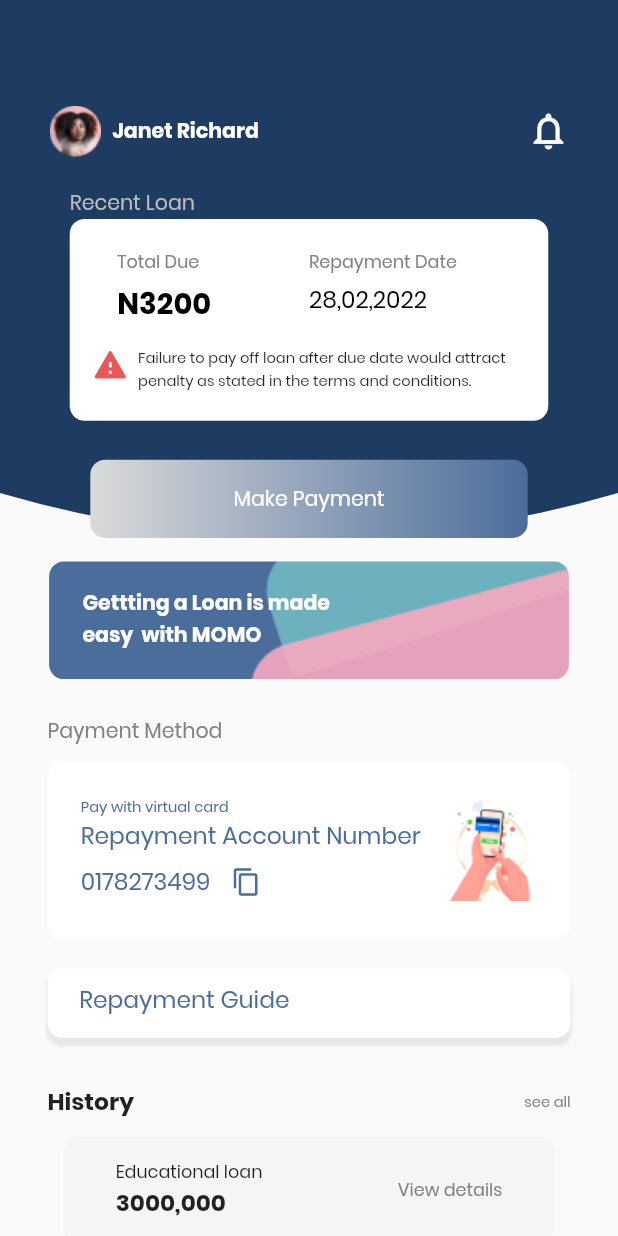
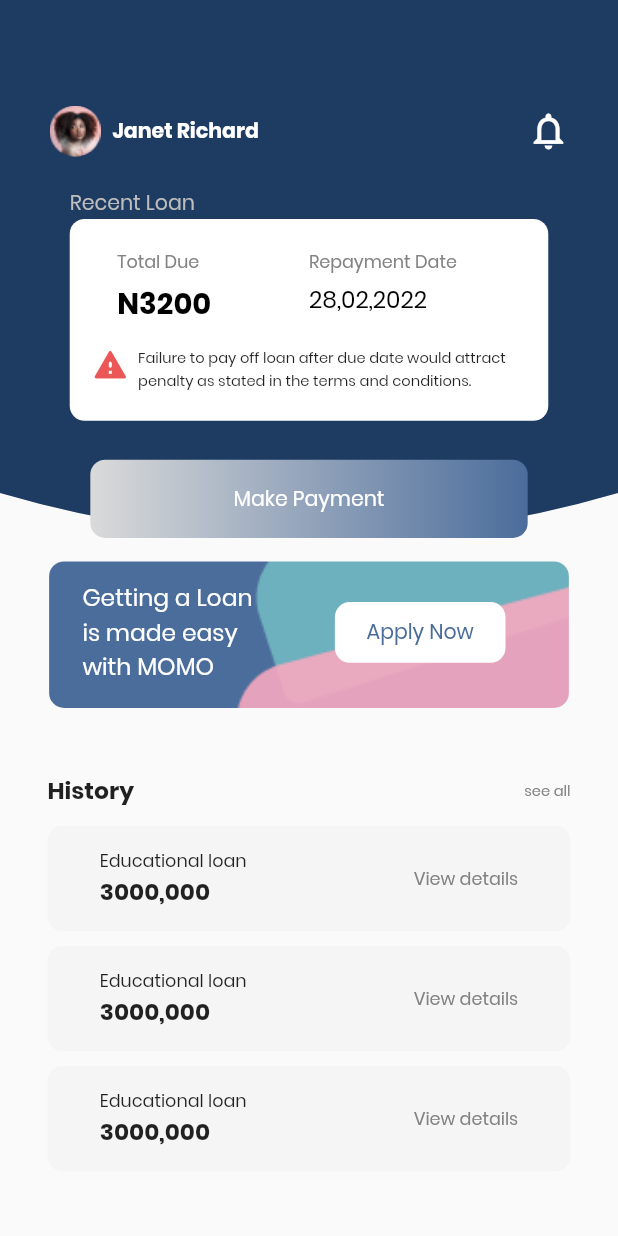
Before and after one commit to devcenterinnovation/MOMO_MobileApp, a Flutter app: the Loans screen opened directly, on a phone screen of 412 x 824 dp. Run offline on Flutter 3.47's test engine with Material 2 defaults, Android fonts, the light colour scheme and no system bars; our stand-ins replace file_picker, flutter_screenutil, flutter_svg, flutter_switch, font_awesome_flutter, get and 5 more; missing offline and left inert: dart:ffi, fluttercontactpicker; project files that could hold a hidden picture were left out.

Commit message:
changes by samuel adeniji

```diff
--- a/lib/views/loans/loans.dart
+++ b/lib/views/loans/loans.dart
@@ -250,114 +250,44 @@ class _LoansState extends State<Loans> {
                   padding: EdgeInsets.symmetric(horizontal: 31.w),
                   child: Container(
                     width: double.maxFinite,
+                    height: 100.h,
                     decoration: BoxDecoration(
                         image: const DecorationImage(
                             image: AssetImage('assets/images/Frame 62.png'),
                             fit: BoxFit.cover),
                         borderRadius: BorderRadius.circular(10)),
                     child: Padding(
-                      padding:
-                          EdgeInsets.only(top: 18.h, bottom: 18.w, left: 21.w),
+                      padding: EdgeInsets.only(
+                          top: 11.h, bottom: 14.h, left: 21.w, right: 40.w),
+                      child: Row(
+                        children: [
+                          Expanded(
                             child: CustomText(
-                        text: 'Gettting a Loan is made\neasy  with MOMO ',
+                              text: 'Getting a Loan\nis made easy\nwith MOMO ',
                               color: WHITE,
-                        fontSize: 14,
-                        fontWeight: FontWeight.w700,
+                              fontSize: 16,
                             ),
                           ),
+                          Container(
+                            decoration: BoxDecoration(
+                                color: WHITE,
+                                borderRadius: BorderRadius.circular(10)),
+                            child: Padding(
+                              padding: EdgeInsets.symmetric(
+                                  horizontal: 20.w, vertical: 10.h),
+                              child: CustomText(
+                                text: 'Apply Now',
+                                color: AppColors.mainColor,
+                                fontSize: 14,
                               ),
                             ),
-                SizedBox(height: 25.h),
-                Padding(
-                  padding: EdgeInsets.only(left: 30.w, bottom: 10.h),
-                  child: CustomText(
-                    text: 'Payment Method',
-                    color: AppColors.laon3,
-                    fontSize: 14,
-                    fontWeight: FontWeight.w400,
-                  ),
-                ),
-                Padding(
-                  padding: EdgeInsets.symmetric(horizontal: 30.w),
-                  child: Container(
-                    width: double.maxFinite,
-                    decoration: BoxDecoration(
-                        color: Colors.white,
-                        borderRadius: BorderRadius.circular(10)),
-                    child: Padding(
-                      padding:
-                          EdgeInsets.only(top: 10.h, bottom: 14.h, left: 21.w),
-                      child: Row(
-                        mainAxisAlignment: MainAxisAlignment.spaceBetween,
-                        children: [
-                          Column(
-                            crossAxisAlignment: CrossAxisAlignment.start,
-                            children: [
-                              CustomText(
-                                text: 'Pay with virtual card',
-                                color: AppColors.mainColor,
-                                fontSize: 10,
-                              ),
-                              CustomText(
-                                text: 'Repayment Account Number',
-                                fontSize: 16,
-                                color: AppColors.mainColor,
-                              ),
-                              const SizedBox(height: 8),
-                              Row(
-                                children: [
-                                  CustomText(
-                                    text: '0178273499',
-                                    fontSize: 16,
-                                    color: AppColors.mainColor,
-                                  ),
-                                  const SizedBox(width: 14),
-                                  const Icon(
-                                    Icons.content_copy_outlined,
-                                    color: AppColors.mainColor,
-                                    size: 20,
                           )
-                                ],
-                              )
-                            ],
-                          ),
-                          Expanded(
-                              child: Image.asset('assets/images/image 13.png')),
-                          SizedBox(width: 5.w)
                         ],
                       ),
                     ),
                   ),
                 ),
-                SizedBox(height: 20.h),
-                Padding(
-                  padding: EdgeInsets.symmetric(horizontal: 30.w),
-                  child: Container(
-                    width: double.maxFinite,
-                    decoration: BoxDecoration(
-                        boxShadow: [
-                          BoxShadow(
-                            color: Colors.grey.withOpacity(0.2),
-                            spreadRadius: 1,
-                            blurRadius: 1,
-                            offset: const Offset(
-                                0, 4), // changes position of shadow
-                          ),
-                        ],
-                        color: Colors.white,
-                        borderRadius: BorderRadius.circular(10)),
-                    child: Padding(
-                      padding:
-                          EdgeInsets.only(top: 10.h, bottom: 14.h, left: 20.w),
-                      child: CustomText(
-                        text: 'Repayment Guide',
-                        fontSize: 16,
-                        color: AppColors.mainColor,
-                      ),
-                    ),
-                  ),
-                ),
-                SizedBox(height: 32.h),
+                SizedBox(height: 45.h),
                 Column(
                   children: [
                     Padding(
@@ -380,9 +310,16 @@ class _LoansState extends State<Loans> {
                         ],
                       ),
                     ),
-                    Padding(
+                    Column(
+                      mainAxisSize: MainAxisSize.min,
+                      children: [
+                        ListView.builder(
+                            shrinkWrap: true,
+                            itemCount: 3,
+                            itemBuilder: (BuildContext context, int index) {
+                              return Padding(
                                 padding: EdgeInsets.only(
-                          left: 40.w, right: 40.w, bottom: 30.h),
+                                    left: 30.w, right: 30.w, bottom: 10.h),
                                 child: Container(
                                   width: double.maxFinite,
                                   decoration: BoxDecoration(
@@ -391,12 +328,17 @@ class _LoansState extends State<Loans> {
                                   ),
                                   child: Padding(
                                     padding: EdgeInsets.only(
-                              left: 33.w, right: 33.w, top: 15.h, bottom: 15.h),
+                                        left: 33.w,
+                                        right: 33.w,
+                                        top: 15.h,
+                                        bottom: 15.h),
                                     child: Row(
-                            mainAxisAlignment: MainAxisAlignment.spaceBetween,
+                                      mainAxisAlignment:
+                                          MainAxisAlignment.spaceBetween,
                                       children: [
                                         Column(
-                                crossAxisAlignment: CrossAxisAlignment.start,
+                                          crossAxisAlignment:
+                                              CrossAxisAlignment.start,
                                           children: [
                                             CustomText(
                                               text: 'Educational loan',
@@ -419,6 +361,9 @@ class _LoansState extends State<Loans> {
                                     ),
                                   ),
                                 ),
+                              );
+                            }),
+                      ],
                     )
                   ],
                 )
--- a/lib/views/signup_screens/empolyment_information.dart
+++ b/lib/views/signup_screens/empolyment_information.dart
@@ -6,7 +6,7 @@ import 'package:momo/constants.dart';
 import 'package:momo/custom_text.dart';
 import 'package:momo/input_field.dart';
 import 'package:momo/theme.dart';
-import 'package:momo/views/signup_screens/emergency_information.dart';
+import 'package:momo/views/signup_screens/emergency_contact.dart';
 import 'package:momo/widget.dart';
 import 'package:momo/widgets/appbar.dart';
 import 'package:momo/widgets/dropdown_widget.dart';
--- a/pubspec.yaml
+++ b/pubspec.yaml
@@ -45,6 +45,7 @@ dependencies:
   image_picker: ^0.8.5
   fluttercontactpicker: ^4.7.0
   font_awesome_flutter: ^10.1.0
+  shared_preferences:
 
 dev_dependencies:
   flutter_test:
```
Also changed, not shown: lib/views/receive_loan/home_page.dart (+28 -19 lines), lib/views/signup_screens/emergency_contact.dart (renamed from lib/views/signup_screens/emergency_information.dart, +66 -12 lines), pubspec.lock, 1 other file. Lines whose indentation alone changed are shown as unchanged.
